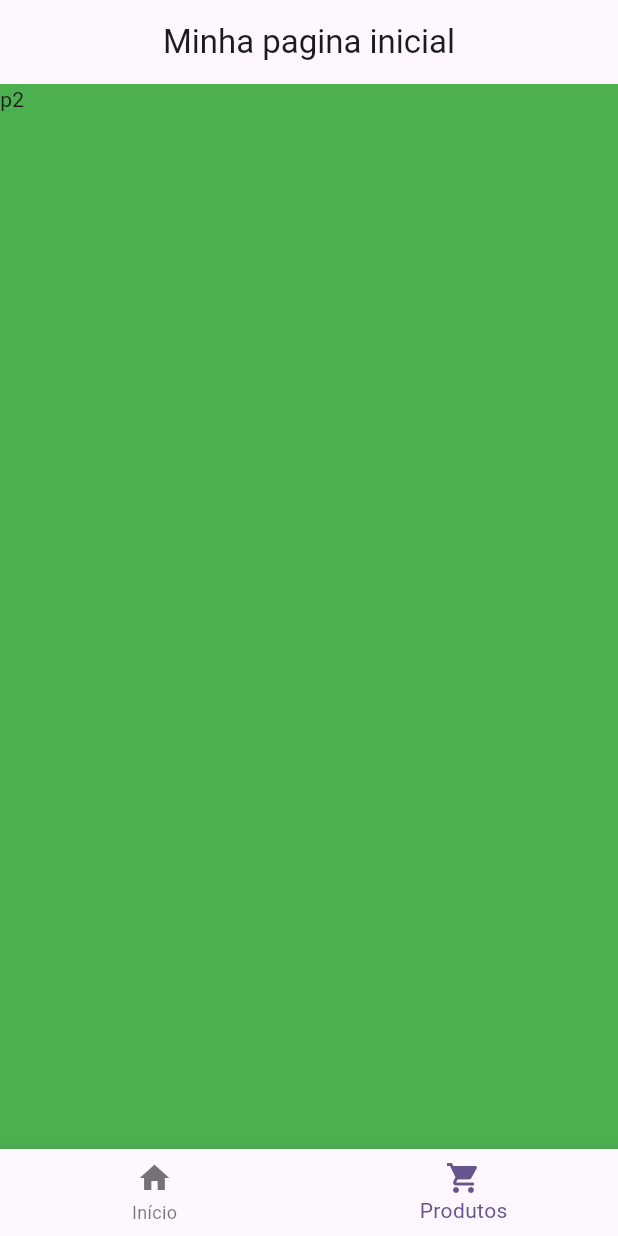
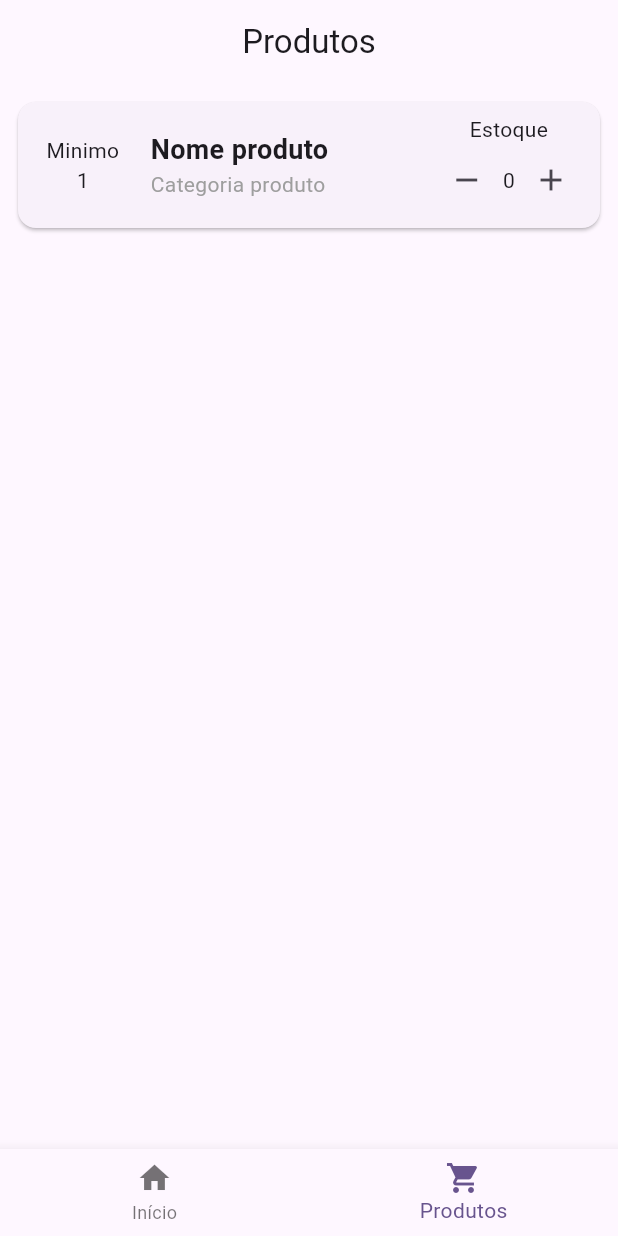
Before and after one commit to HebertCampos/sacola_na_mao, a Flutter app: the screen it shows after launch, swiped to page 2, on a phone screen of 412 x 824 dp. Run offline on Flutter 3.47's test engine with Material 2 defaults, Android fonts, the phone set to English and light mode, and no system bars.

Commit message:
Criando o card dos produtos

```diff
--- /dev/null
+++ b/lib/pages/components/card_produtos_component.dart
@@ -0,0 +1,80 @@
+import 'package:flutter/material.dart';
+
+class CardProdutosComponent extends StatefulWidget {
+  const CardProdutosComponent({super.key});
+
+  @override
+  State<CardProdutosComponent> createState() => _CardProdutosComponentState();
+}
+
+class _CardProdutosComponentState extends State<CardProdutosComponent> {
+  int _qtdEstoque = 0;
+
+  @override
+  Widget build(BuildContext context) {
+    return Card(
+              child: Padding(
+                padding: const EdgeInsets.all(8.0),
+                child: Row(
+                  children: [
+                    const Expanded(
+                      flex: 2,
+                      child: Column(
+                        mainAxisAlignment: MainAxisAlignment.center,
+                        children: [
+                          Text('Minimo'),
+                          Text('1'),
+                        ],
+                      ),
+                    ),
+                    const SizedBox(
+                      width: 10,
+                    ),
+                    Expanded(
+                        flex: 5,
+                        child: Column(
+                          crossAxisAlignment: CrossAxisAlignment.start,
+                          children: [
+                            const Text("Nome produto", style: TextStyle(fontWeight: FontWeight.bold, fontSize: 18),),
+                            Text('Categoria produto', style: TextStyle(color: Colors.grey[500]),)
+                          ],
+                        )),
+                    const SizedBox(
+                      width: 10,
+                    ),
+                    Expanded(
+                      flex: 3,
+                      child: Column(
+                        children: [
+                          const Text('Estoque'),
+                          Row(
+                            mainAxisAlignment: MainAxisAlignment.center,
+                            children: [
+                              IconButton(
+                                  onPressed: () {
+                                    setState(() {
+                                      if (_qtdEstoque > 0) {
+                                        _qtdEstoque--;
+                                      }
+                                    });
+                                  },
+                                  icon: const Icon(Icons.remove)),
+                              Text(_qtdEstoque.toString()),
+                              IconButton(
+                                  onPressed: () {
+                                    setState(() {
+                                      _qtdEstoque++;
+                                    });
+                                  },
+                                  icon: const Icon(Icons.add))
+                            ],
+                          )
+                        ],
+                      ),
+                    )
+                  ],
+                ),
+              ),
+            );
+  }
+}
--- a/lib/pages/home_page.dart
+++ b/lib/pages/home_page.dart
@@ -1,4 +1,6 @@
 import 'package:flutter/material.dart';
+
+import 'produtos_page.dart';
 
 class MyHomePage extends StatefulWidget {
   const MyHomePage({super.key});
@@ -9,14 +11,14 @@ class MyHomePage extends StatefulWidget {
 
 class _MyHomePageState extends State<MyHomePage> {
   int _selectedIndex = 0;
-  PageController _pageController = PageController(initialPage: 0);
+  final PageController _pageController = PageController(initialPage: 0);
   @override
   Widget build(BuildContext context) {
     return Scaffold(
-      appBar: AppBar(
-        title: const Text('Minha pagina inicial'),
-        centerTitle: true,
-      ),
+      // appBar: AppBar(
+      //   title: const Text('Minha pagina inicial'),
+      //   centerTitle: true,
+      // ),
       body: PageView(
         controller: _pageController,
         onPageChanged: (value) {
@@ -29,14 +31,11 @@ class _MyHomePageState extends State<MyHomePage> {
             color: Colors.red,
             child: const Text('p1'),
           ),
-          Container(
-            color: Colors.green,
-            child: const Text('p2'),
-          )
+          const ProdutosPage(),
         ],
       ),
       bottomNavigationBar: BottomNavigationBar(
-        items: [
+        items: const [
           BottomNavigationBarItem(
               icon: Icon(Icons.home),
               label: 'Início',
--- /dev/null
+++ b/lib/pages/produtos_page.dart
@@ -0,0 +1,30 @@
+import 'package:flutter/material.dart';
+
+import 'components/card_produtos_component.dart';
+
+class ProdutosPage extends StatefulWidget {
+  const ProdutosPage({super.key});
+
+  @override
+  State<ProdutosPage> createState() => _ProdutosPageState();
+}
+
+class _ProdutosPageState extends State<ProdutosPage> {
+  @override
+  Widget build(BuildContext context) {
+    return Scaffold(
+      appBar: AppBar(
+        title: const Text('Produtos'),
+        centerTitle: true,
+      ),
+      body: const Padding(
+        padding: EdgeInsets.all(8.0),
+        child: Column(
+          children: [
+            CardProdutosComponent(),
+          ],
+        ),
+      ),
+    );
+  }
+}
```
